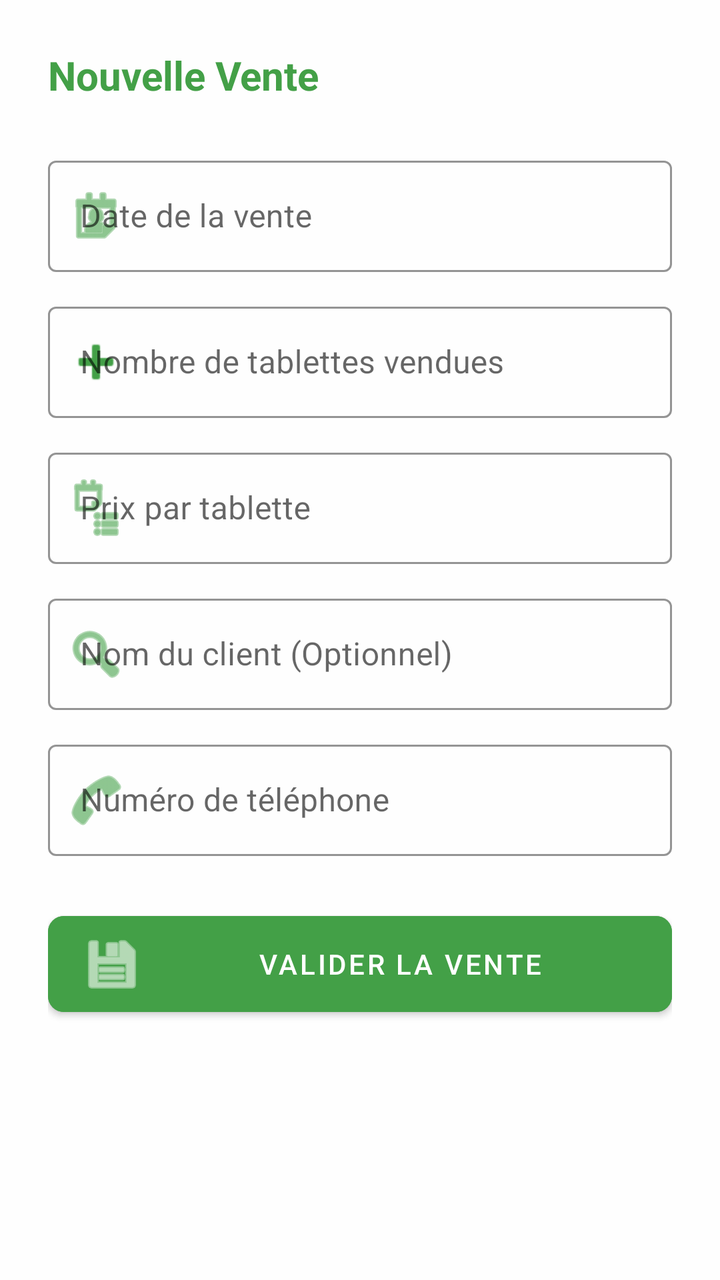
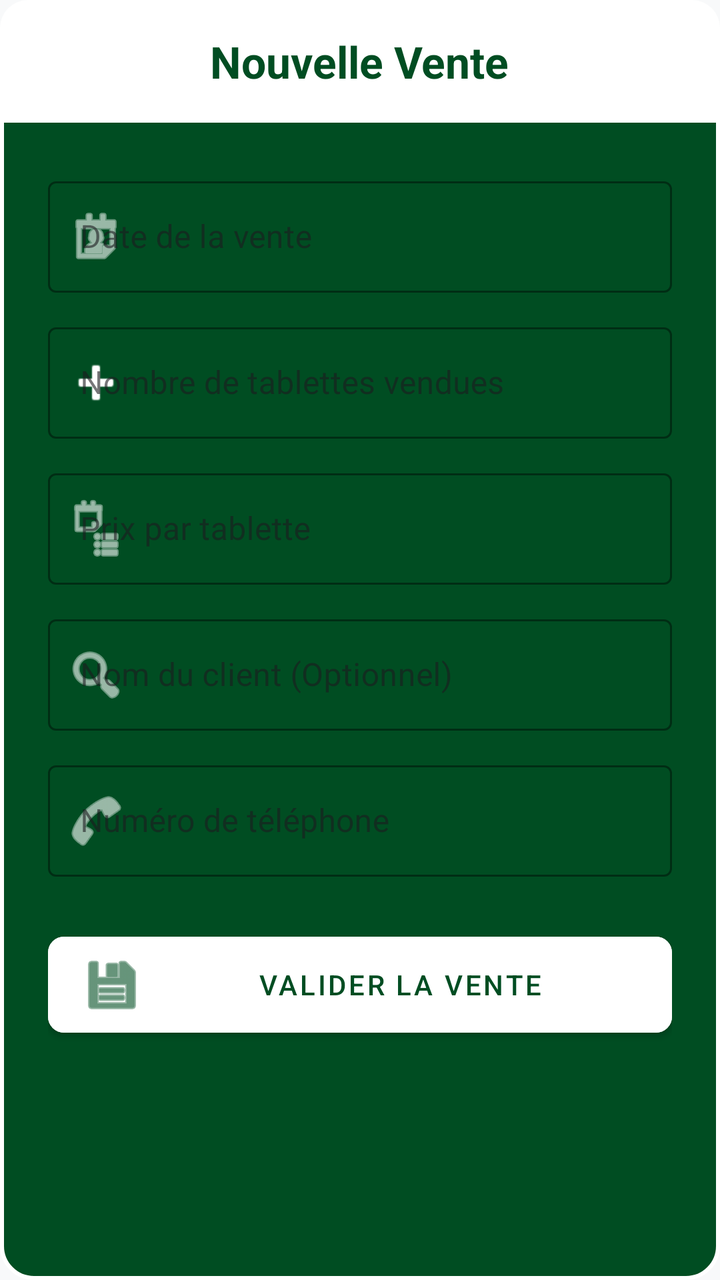

Two renders of the same Android screen: before a commit and after it. Below are the layout's source before the change and the commit's diff.
<!-- AndroidManifest.xml: application theme Theme.Poulailler_copilot -->
<!-- res/layout/dialog_add_sale.xml -->
<?xml version="1.0" encoding="utf-8"?>
<LinearLayout xmlns:android="http://schemas.android.com/apk/res/android"
    xmlns:app="http://schemas.android.com/apk/res-auto"
    android:layout_width="match_parent"
    android:layout_height="wrap_content"
    android:orientation="vertical"
    android:padding="24dp"
    android:background="#E6FFFFFF">

    <TextView
        android:layout_width="match_parent"
        android:layout_height="wrap_content"
        android:text="Nouvelle Vente"
        android:textColor="@color/emerald_soft"
        android:textSize="20sp"
        android:textStyle="bold"
        android:layout_marginBottom="24dp"/>

    <com.google.android.material.textfield.TextInputLayout
        android:layout_width="match_parent"
        android:layout_height="wrap_content"
        android:hint="Date de la vente"
        style="@style/Widget.MaterialComponents.TextInputLayout.OutlinedBox"
        android:layout_marginBottom="12dp"
        app:hintTextColor="@color/text_secondary"
        app:boxStrokeColor="@color/emerald_soft"
        app:startIconDrawable="@android:drawable/ic_menu_my_calendar"
        app:startIconTint="@color/emerald_soft">
        <com.google.android.material.textfield.TextInputEditText
            android:id="@+id/etSaleDate"
            android:layout_width="match_parent"
            android:layout_height="wrap_content"
            android:focusable="false"
            android:clickable="true"
            android:textColor="@color/text_primary" />
    </com.google.android.material.textfield.TextInputLayout>

    <com.google.android.material.textfield.TextInputLayout
        android:layout_width="match_parent"
        android:layout_height="wrap_content"
        android:hint="Nombre de tablettes vendues"
        style="@style/Widget.MaterialComponents.TextInputLayout.OutlinedBox"
        android:layout_marginBottom="12dp"
        app:hintTextColor="@color/text_secondary"
        app:boxStrokeColor="@color/emerald_soft"
        app:startIconDrawable="@android:drawable/ic_input_add"
        app:startIconTint="@color/emerald_soft">
        <com.google.android.material.textfield.TextInputEditText
            android:id="@+id/etQuantity"
            android:layout_width="match_parent"
            android:layout_height="wrap_content"
            android:inputType="number"
            android:textColor="@color/text_primary" />
    </com.google.android.material.textfield.TextInputLayout>

    <com.google.android.material.textfield.TextInputLayout
        android:id="@+id/tilUnitPrice"
        android:layout_width="match_parent"
        android:layout_height="wrap_content"
        android:hint="Prix par tablette"
        style="@style/Widget.MaterialComponents.TextInputLayout.OutlinedBox"
        android:layout_marginBottom="12dp"
        app:hintTextColor="@color/text_secondary"
        app:boxStrokeColor="@color/emerald_soft"
        app:startIconDrawable="@android:drawable/ic_menu_agenda"
        app:startIconTint="@color/emerald_soft">
        <com.google.android.material.textfield.TextInputEditText
            android:id="@+id/etUnitPrice"
            android:layout_width="match_parent"
            android:layout_height="wrap_content"
            android:inputType="numberDecimal"
            android:textColor="@color/text_primary" />
    </com.google.android.material.textfield.TextInputLayout>

    <com.google.android.material.textfield.TextInputLayout
        android:layout_width="match_parent"
        android:layout_height="wrap_content"
        android:hint="Nom du client (Optionnel)"
        style="@style/Widget.MaterialComponents.TextInputLayout.OutlinedBox"
        android:layout_marginBottom="12dp"
        app:hintTextColor="@color/text_secondary"
        app:boxStrokeColor="@color/emerald_soft"
        app:startIconDrawable="@android:drawable/ic_menu_search"
        app:startIconTint="@color/emerald_soft">
        <com.google.android.material.textfield.TextInputEditText
            android:id="@+id/etBuyer"
            android:layout_width="match_parent"
            android:layout_height="wrap_content"
            android:inputType="textPersonName"
            android:textColor="@color/text_primary" />
    </com.google.android.material.textfield.TextInputLayout>

    <com.google.android.material.textfield.TextInputLayout
        android:layout_width="match_parent"
        android:layout_height="wrap_content"
        android:hint="Numéro de téléphone"
        style="@style/Widget.MaterialComponents.TextInputLayout.OutlinedBox"
        android:layout_marginBottom="24dp"
        app:hintTextColor="@color/text_secondary"
        app:boxStrokeColor="@color/emerald_soft"
        app:startIconDrawable="@android:drawable/ic_menu_call"
        app:startIconTint="@color/emerald_soft">
        <com.google.android.material.textfield.TextInputEditText
            android:id="@+id/etPhoneNumber"
            android:layout_width="match_parent"
            android:layout_height="wrap_content"
            android:inputType="phone"
            android:textColor="@color/text_primary" />
    </com.google.android.material.textfield.TextInputLayout>

    <com.google.android.material.button.MaterialButton
        android:id="@+id/btnSaveSale"
        android:layout_width="match_parent"
        android:layout_height="60dp"
        android:text="VALIDER LA VENTE"
        android:backgroundTint="@color/emerald_soft"
        android:textColor="@color/white"
        app:cornerRadius="8dp"
        app:icon="@android:drawable/ic_menu_save"/>
</LinearLayout>
<!-- resources referenced by this layout -->
<resources>
  <color name="emerald_soft">#43A047</color>
  <color name="text_primary">#1C1B1F</color>
  <color name="text_secondary">#49454F</color>
  <color name="white">#FFFFFFFF</color>
  <style name="Theme.Poulailler_copilot" parent="Theme.MaterialComponents.DayNight.NoActionBar">
          
          <item name="colorPrimary">@color/primary</item>
          <item name="colorPrimaryVariant">@color/primary_variant</item>
          <item name="colorOnPrimary">@color/white</item>
  
          
          <item name="colorSecondary">@color/secondary</item>
          <item name="colorSecondaryVariant">@color/secondary_variant</item>
          <item name="colorOnSecondary">@color/white</item>
  
          
          <item name="android:windowBackground">@color/background</item>
          <item name="backgroundColor">@color/background</item>
  
          
          <item name="android:statusBarColor">?attr/colorPrimaryVariant</item>
  
          
          <item name="materialCardViewStyle">@style/Widget.App.CardView</item>
          <item name="shapeAppearanceLargeComponent">@style/ShapeAppearance.App.LargeComponent</item>
      </style>
  <color name="primary">#006D3A</color>
  <color name="primary_variant">#004D22</color>
  <color name="secondary">#43A047</color>
  <color name="secondary_variant">#2E7D32</color>
  <color name="background">@color/off_white</color>
  <style name="Widget.App.CardView" parent="Widget.MaterialComponents.CardView">
          <item name="cardElevation">2dp</item>
          <item name="cardCornerRadius">16dp</item>
          <item name="cardBackgroundColor">@color/surface</item>
          <item name="strokeWidth">0dp</item>
      </style>
  <style name="ShapeAppearance.App.LargeComponent" parent="ShapeAppearance.MaterialComponents.LargeComponent">
          <item name="cornerFamily">rounded</item>
          <item name="cornerSize">16dp</item>
      </style>
  <color name="off_white">#F8F9FA</color>
  <color name="surface">#FFFFFF</color>
</resources>

<!-- the commit's change to res/layout/dialog_add_sale.xml (unified diff, before → after) -->
@@ -4,117 +4,130 @@
     android:layout_width="match_parent"
     android:layout_height="wrap_content"
     android:orientation="vertical"
-    android:padding="24dp"
-    android:background="#E6FFFFFF">
+    android:background="@drawable/bg_dialog_dark">
 
-    <TextView
+    <LinearLayout
         android:layout_width="match_parent"
         android:layout_height="wrap_content"
-        android:text="Nouvelle Vente"
-        android:textColor="@color/emerald_soft"
-        android:textSize="20sp"
-        android:textStyle="bold"
-        android:layout_marginBottom="24dp"/>
+        android:background="@drawable/bg_dialog_header"
+        android:padding="16dp"
+        android:gravity="center">
+        <TextView
+            android:layout_width="wrap_content"
+            android:layout_height="wrap_content"
+            android:text="Nouvelle Vente"
+            android:textColor="@color/primary_variant"
+            android:textSize="22sp"
+            android:textStyle="bold"/>
+    </LinearLayout>
 
-    <com.google.android.material.textfield.TextInputLayout
+    <LinearLayout
         android:layout_width="match_parent"
         android:layout_height="wrap_content"
-        android:hint="Date de la vente"
-        style="@style/Widget.MaterialComponents.TextInputLayout.OutlinedBox"
-        android:layout_marginBottom="12dp"
-        app:hintTextColor="@color/text_secondary"
-        app:boxStrokeColor="@color/emerald_soft"
-        app:startIconDrawable="@android:drawable/ic_menu_my_calendar"
-        app:startIconTint="@color/emerald_soft">
-        <com.google.android.material.textfield.TextInputEditText
-            android:id="@+id/etSaleDate"
+        android:orientation="vertical"
+        android:padding="24dp">
+
+        <com.google.android.material.textfield.TextInputLayout
             android:layout_width="match_parent"
             android:layout_height="wrap_content"
-            android:focusable="false"
-            android:clickable="true"
-            android:textColor="@color/text_primary" />
-    </com.google.android.material.textfield.TextInputLayout>
+            android:hint="Date de la vente"
+            style="@style/Widget.MaterialComponents.TextInputLayout.OutlinedBox"
+            android:layout_marginBottom="12dp"
+            app:hintTextColor="#CCFFFFFF"
+            app:boxStrokeColor="@color/white"
+            app:startIconDrawable="@android:drawable/ic_menu_my_calendar"
+            app:startIconTint="@color/white">
+            <com.google.android.material.textfield.TextInputEditText
+                android:id="@+id/etSaleDate"
+                android:layout_width="match_parent"
+                android:layout_height="wrap_content"
+                android:focusable="false"
+                android:clickable="true"
+                android:textColor="@color/white" />
+        </com.google.android.material.textfield.TextInputLayout>
 
-    <com.google.android.material.textfield.TextInputLayout
-        android:layout_width="match_parent"
-        android:layout_height="wrap_content"
-        android:hint="Nombre de tablettes vendues"
-        style="@style/Widget.MaterialComponents.TextInputLayout.OutlinedBox"
-        android:layout_marginBottom="12dp"
-        app:hintTextColor="@color/text_secondary"
-        app:boxStrokeColor="@color/emerald_soft"
-        app:startIconDrawable="@android:drawable/ic_input_add"
-        app:startIconTint="@color/emerald_soft">
-        <com.google.android.material.textfield.TextInputEditText
-            android:id="@+id/etQuantity"
+        <com.google.android.material.textfield.TextInputLayout
             android:layout_width="match_parent"
             android:layout_height="wrap_content"
-            android:inputType="number"
-            android:textColor="@color/text_primary" />
-    </com.google.android.material.textfield.TextInputLayout>
+            android:hint="Nombre de tablettes vendues"
+            style="@style/Widget.MaterialComponents.TextInputLayout.OutlinedBox"
+            android:layout_marginBottom="12dp"
+            app:hintTextColor="#CCFFFFFF"
+            app:boxStrokeColor="@color/white"
+            app:startIconDrawable="@android:drawable/ic_input_add"
+            app:startIconTint="@color/white">
+            <com.google.android.material.textfield.TextInputEditText
+                android:id="@+id/etQuantity"
+                android:layout_width="match_parent"
+                android:layout_height="wrap_content"
+                android:inputType="number"
+                android:textColor="@color/white" />
+        </com.google.android.material.textfield.TextInputLayout>
 
-    <com.google.android.material.textfield.TextInputLayout
-        android:id="@+id/tilUnitPrice"
-        android:layout_width="match_parent"
-        android:layout_height="wrap_content"
-        android:hint="Prix par tablette"
-        style="@style/Widget.MaterialComponents.TextInputLayout.OutlinedBox"
-        android:layout_marginBottom="12dp"
-        app:hintTextColor="@color/text_secondary"
-        app:boxStrokeColor="@color/emerald_soft"
-        app:startIconDrawable="@android:drawable/ic_menu_agenda"
-        app:startIconTint="@color/emerald_soft">
-        <com.google.android.material.textfield.TextInputEditText
-            android:id="@+id/etUnitPrice"
+        <com.google.android.material.textfield.TextInputLayout
+            android:id="@+id/tilUnitPrice"
             android:layout_width="match_parent"
             android:layout_height="wrap_content"
-            android:inputType="numberDecimal"
-            android:textColor="@color/text_primary" />
-    </com.google.android.material.textfield.TextInputLayout>
+            android:hint="Prix par tablette"
+            style="@style/Widget.MaterialComponents.TextInputLayout.OutlinedBox"
+            android:layout_marginBottom="12dp"
+            app:hintTextColor="#CCFFFFFF"
+            app:boxStrokeColor="@color/white"
+            app:startIconDrawable="@android:drawable/ic_menu_agenda"
+            app:startIconTint="@color/white">
+            <com.google.android.material.textfield.TextInputEditText
+                android:id="@+id/etUnitPrice"
+                android:layout_width="match_parent"
+                android:layout_height="wrap_content"
+                android:inputType="numberDecimal"
+                android:textColor="@color/white" />
+        </com.google.android.material.textfield.TextInputLayout>
 
-    <com.google.android.material.textfield.TextInputLayout
-        android:layout_width="match_parent"
-        android:layout_height="wrap_content"
-        android:hint="Nom du client (Optionnel)"
-        style="@style/Widget.MaterialComponents.TextInputLayout.OutlinedBox"
-        android:layout_marginBottom="12dp"
-        app:hintTextColor="@color/text_secondary"
-        app:boxStrokeColor="@color/emerald_soft"
-        app:startIconDrawable="@android:drawable/ic_menu_search"
-        app:startIconTint="@color/emerald_soft">
-        <com.google.android.material.textfield.TextInputEditText
-            android:id="@+id/etBuyer"
+        <com.google.android.material.textfield.TextInputLayout
             android:layout_width="match_parent"
             android:layout_height="wrap_content"
-            android:inputType="textPersonName"
-            android:textColor="@color/text_primary" />
-    </com.google.android.material.textfield.TextInputLayout>
+            android:hint="Nom du client (Optionnel)"
+            style="@style/Widget.MaterialComponents.TextInputLayout.OutlinedBox"
+            android:layout_marginBottom="12dp"
+            app:hintTextColor="#CCFFFFFF"
+            app:boxStrokeColor="@color/white"
+            app:startIconDrawable="@android:drawable/ic_menu_search"
+            app:startIconTint="@color/white">
+            <com.google.android.material.textfield.TextInputEditText
+                android:id="@+id/etBuyer"
+                android:layout_width="match_parent"
+                android:layout_height="wrap_content"
+                android:inputType="textPersonName"
+                android:textColor="@color/white" />
+        </com.google.android.material.textfield.TextInputLayout>
 
-    <com.google.android.material.textfield.TextInputLayout
-        android:layout_width="match_parent"
-        android:layout_height="wrap_content"
-        android:hint="Numéro de téléphone"
-        style="@style/Widget.MaterialComponents.TextInputLayout.OutlinedBox"
-        android:layout_marginBottom="24dp"
-        app:hintTextColor="@color/text_secondary"
-        app:boxStrokeColor="@color/emerald_soft"
-        app:startIconDrawable="@android:drawable/ic_menu_call"
-        app:startIconTint="@color/emerald_soft">
-        <com.google.android.material.textfield.TextInputEditText
-            android:id="@+id/etPhoneNumber"
+        <com.google.android.material.textfield.TextInputLayout
             android:layout_width="match_parent"
             android:layout_height="wrap_content"
-            android:inputType="phone"
-            android:textColor="@color/text_primary" />
-    </com.google.android.material.textfield.TextInputLayout>
+            android:hint="Numéro de téléphone"
+            style="@style/Widget.MaterialComponents.TextInputLayout.OutlinedBox"
+            android:layout_marginBottom="24dp"
+            app:hintTextColor="#CCFFFFFF"
+            app:boxStrokeColor="@color/white"
+            app:startIconDrawable="@android:drawable/ic_menu_call"
+            app:startIconTint="@color/white">
+            <com.google.android.material.textfield.TextInputEditText
+                android:id="@+id/etPhoneNumber"
+                android:layout_width="match_parent"
+                android:layout_height="wrap_content"
+                android:inputType="phone"
+                android:textColor="@color/white" />
+        </com.google.android.material.textfield.TextInputLayout>
 
-    <com.google.android.material.button.MaterialButton
-        android:id="@+id/btnSaveSale"
-        android:layout_width="match_parent"
-        android:layout_height="60dp"
-        android:text="VALIDER LA VENTE"
-        android:backgroundTint="@color/emerald_soft"
-        android:textColor="@color/white"
-        app:cornerRadius="8dp"
-        app:icon="@android:drawable/ic_menu_save"/>
+        <com.google.android.material.button.MaterialButton
+            android:id="@+id/btnSaveSale"
+            android:layout_width="match_parent"
+            android:layout_height="60dp"
+            android:text="VALIDER LA VENTE"
+            android:backgroundTint="@color/white"
+            android:textColor="@color/primary_variant"
+            app:cornerRadius="8dp"
+            app:icon="@android:drawable/ic_menu_save"
+            app:iconTint="@color/primary_variant"/>
+    </LinearLayout>
 </LinearLayout>
<!-- resource entries referenced after the edit -->
@@ -1,9 +1,25 @@
 <!-- resources referenced by this layout -->
 <resources>
-  <color name="emerald_soft">#43A047</color>
   <color name="text_primary">#1C1B1F</color>
   <color name="text_secondary">#49454F</color>
   <color name="white">#FFFFFFFF</color>
+  <!-- drawable bg_dialog_dark (drawable) -->
+  <?xml version="1.0" encoding="utf-8"?>
+  <shape xmlns:android="http://schemas.android.com/apk/res/android">
+      <solid android:color="@color/primary_variant" />
+      <stroke
+          android:width="2dp"
+          android:color="@color/white" />
+      <corners android:radius="16dp" />
+  </shape>
+  <!-- drawable bg_dialog_header (drawable) -->
+  <?xml version="1.0" encoding="utf-8"?>
+  <shape xmlns:android="http://schemas.android.com/apk/res/android">
+      <solid android:color="@color/white" />
+      <corners
+          android:topLeftRadius="14dp"
+          android:topRightRadius="14dp" />
+  </shape>
   <style name="Theme.Poulailler_copilot" parent="Theme.MaterialComponents.DayNight.NoActionBar">
           
           <item name="colorPrimary">@color/primary</item>
@@ -17,7 +33,13 @@
   
           
           <item name="android:windowBackground">@color/background</item>
-          <item name="backgroundColor">@color/background</item>
+          <item name="colorSurface">@color/surface</item>
+          <item name="colorOnSurface">@color/text_primary</item>
+          <item name="colorOnSurfaceVariant">@color/text_secondary</item>
+  
+          
+          <item name="android:textColorPrimary">@color/text_primary</item>
+          <item name="android:textColorSecondary">@color/text_secondary</item>
   
           
           <item name="android:statusBarColor">?attr/colorPrimaryVariant</item>
@@ -25,6 +47,10 @@
           
           <item name="materialCardViewStyle">@style/Widget.App.CardView</item>
           <item name="shapeAppearanceLargeComponent">@style/ShapeAppearance.App.LargeComponent</item>
+  
+          
+          <item name="materialAlertDialogTheme">@style/ThemeOverlay.App.MaterialAlertDialog</item>
+          <item name="alertDialogTheme">@style/ThemeOverlay.App.MaterialAlertDialog</item>
       </style>
   <color name="primary">#006D3A</color>
   <color name="primary_variant">#004D22</color>
@@ -41,6 +67,11 @@
           <item name="cornerFamily">rounded</item>
           <item name="cornerSize">16dp</item>
       </style>
+  <style name="ThemeOverlay.App.MaterialAlertDialog" parent="ThemeOverlay.MaterialComponents.MaterialAlertDialog">
+          <item name="colorSurface">@color/surface</item>
+          <item name="colorOnSurface">@color/text_primary</item>
+          <item name="android:textColorPrimary">@color/text_primary</item>
+      </style>
   <color name="off_white">#F8F9FA</color>
   <color name="surface">#FFFFFF</color>
 </resources>
